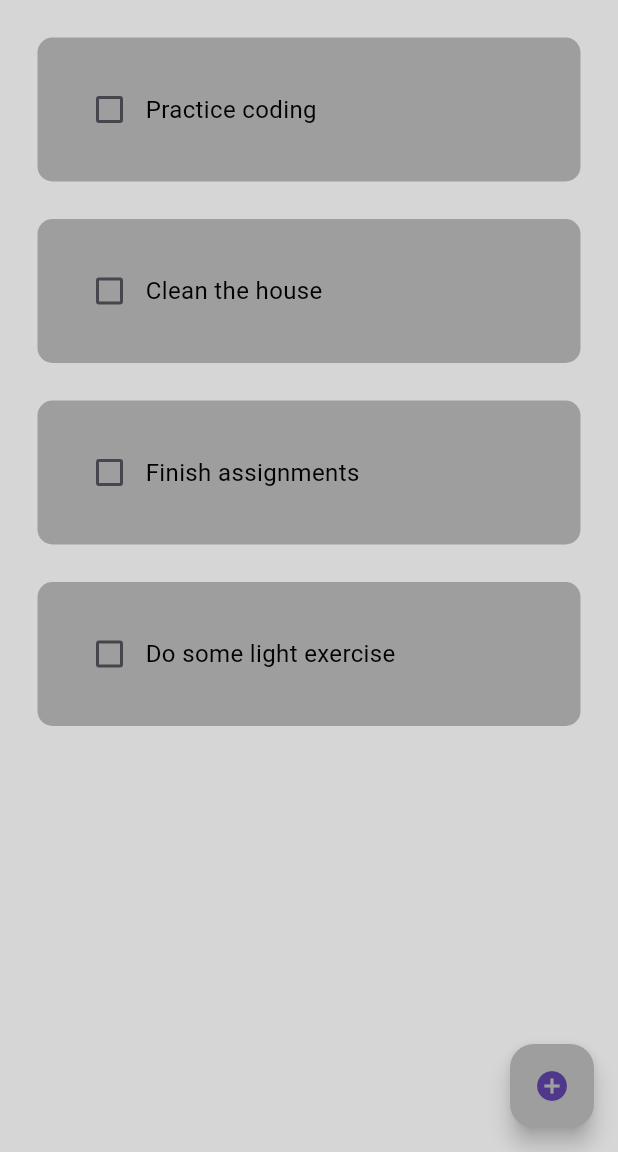
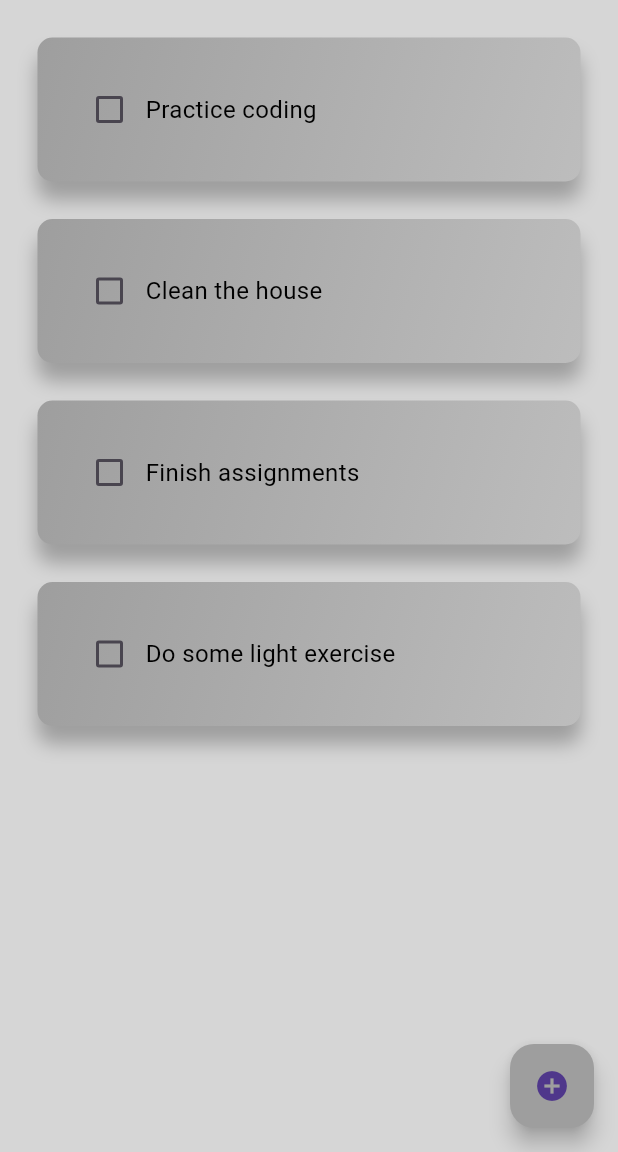
Before and after one commit to asifbarakat/ToDoApp, a Flutter app: the screen it shows after launch, on a phone screen of 412 x 824 dp, the part 84-1236 px from its top. Run offline on Flutter 3.47's test engine with Material 3 defaults, Android fonts, the phone set to English and light mode, and no system bars; drawn by our look-alikes of flutter_slidable; our stand-ins replace hive, hive_flutter; accounts and stored records are empty.

Commit message:
Add files via upload

```diff
--- a/lib/util/todo_tile.dart
+++ b/lib/util/todo_tile.dart
@@ -3,14 +3,13 @@ import 'package:flutter_slidable/flutter_slidable.dart';
 
 // ignore: must_be_immutable
 class ToDoTile extends StatelessWidget {
-
   final bool value;
   final String taskName;
   Function(bool?)? onChanged;
   Function(BuildContext)? deleteFunction;
 
-  ToDoTile({
-    super.key,
+  ToDoTile(
+      {super.key,
       required this.value,
       required this.taskName,
       required this.onChanged,
@@ -36,13 +35,13 @@ class ToDoTile extends StatelessWidget {
         ),
         child: Container(
           padding: EdgeInsets.all(24.0),
-          child: Row(
-            children:[
+          child: Row(children: [
             //checkbox
             Checkbox(
               value: value,
               onChanged: onChanged,
-                activeColor: Colors.black,),
+              activeColor: Colors.black,
+            ),
             Text(
               taskName,
               style: TextStyle(
@@ -51,10 +50,20 @@ class ToDoTile extends StatelessWidget {
                 decoration: value ? TextDecoration.lineThrough : null,
               ),
             ),
-            ]
+          ]),
+          decoration: BoxDecoration(
+            gradient: LinearGradient(
+              colors: [Colors.grey, Colors.grey[400]!],
+              begin: Alignment.topLeft,
+              end: Alignment.bottomRight,
             ),
-          decoration: BoxDecoration(
-            color: Colors.grey[500],
+            boxShadow: [
+              BoxShadow(
+                color: Colors.grey,
+                blurRadius: 10,
+                offset: Offset(0, 12),
+              ),
+            ],
             borderRadius: BorderRadius.circular(10),
           ),
         ),
```
Lines whose indentation alone changed are shown as unchanged.
